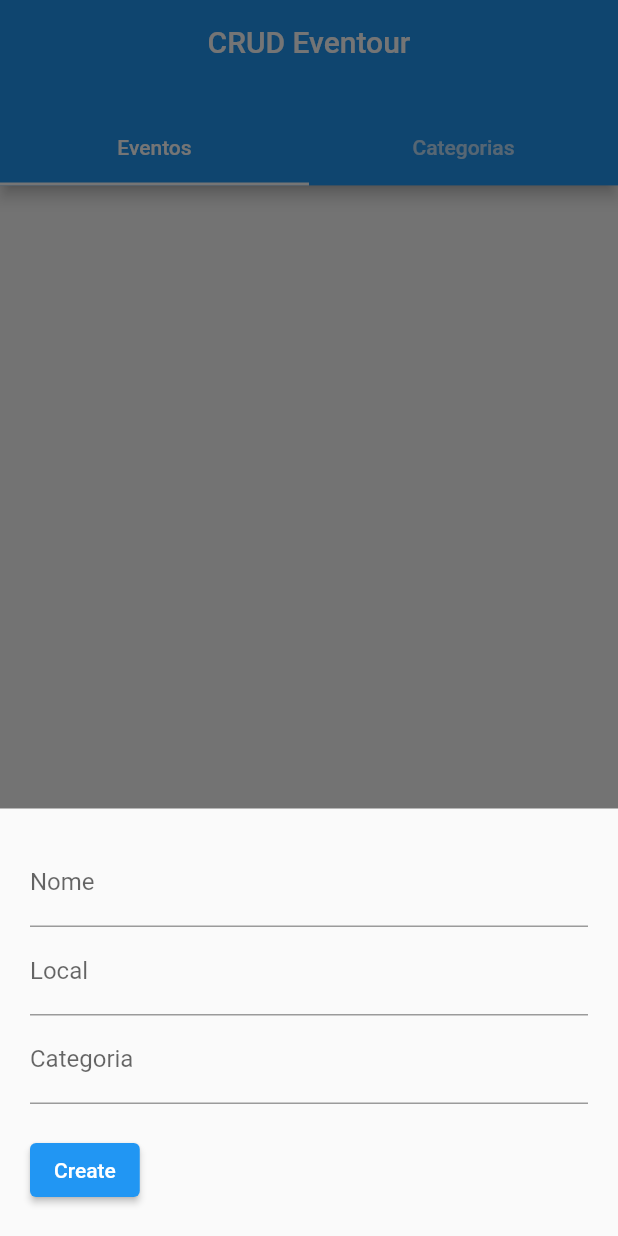
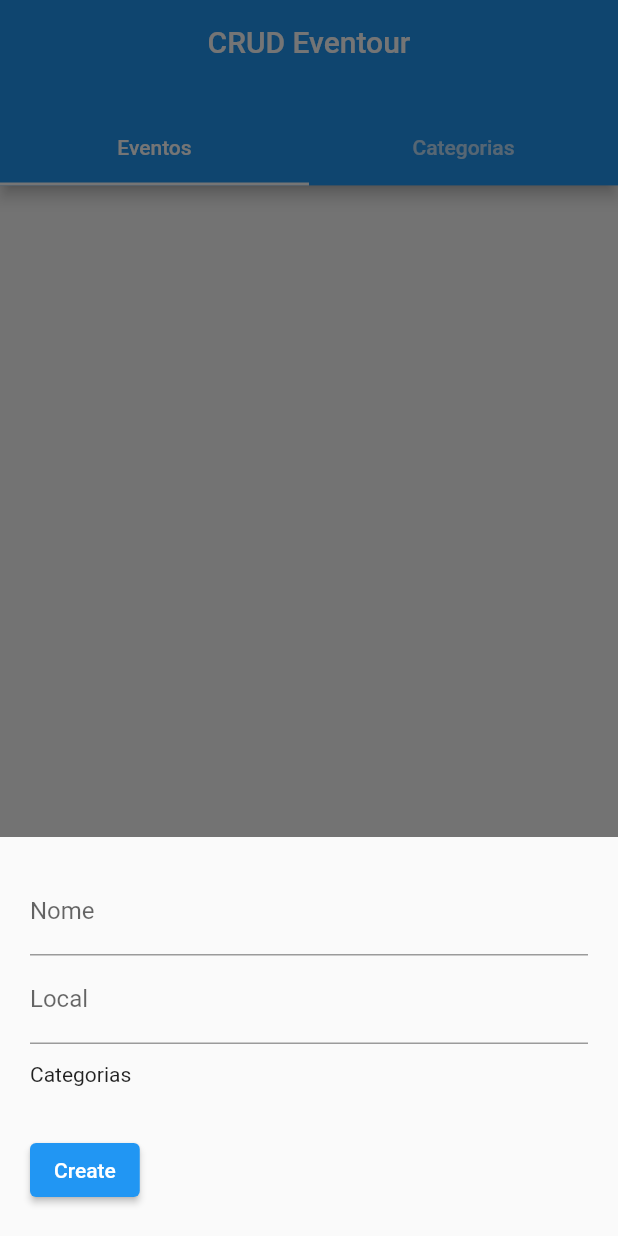
Before and after one commit to KidGbzin/Eventour, a Flutter app: the screen it shows after launch, after a tap on the "add" icon, on a phone screen of 412 x 824 dp. Run offline on Flutter 3.47's test engine with Material 2 defaults, Android fonts, the phone set to English and light mode, and no system bars; our stand-ins replace cloud_firestore, firebase_core; accounts and stored records are empty.

Commit message:
Adicionado ligação entre as entidades.
- Corrigido a ligação entre "Categorias" e "Eventos".
- Adicionado opção de adicionar múltiplas categorias.

```diff
--- a/lib/main.dart
+++ b/lib/main.dart
@@ -1,6 +1,6 @@
+import 'package:cloud_firestore/cloud_firestore.dart';
+import 'package:firebase_core/firebase_core.dart';
 import 'package:flutter/material.dart';
-import 'package:firebase_core/firebase_core.dart';
-import 'package:cloud_firestore/cloud_firestore.dart';
 
 void main() async {
   WidgetsFlutterBinding.ensureInitialized();
@@ -27,12 +27,13 @@ class HomePage extends StatefulWidget {
   HomePageState createState() => HomePageState();
 }
 
-class HomePageState extends State<HomePage> with TickerProviderStateMixin{
+class HomePageState extends State<HomePage> with TickerProviderStateMixin {
   late TabController _tabController;
   final TextEditingController eventName = TextEditingController();
   final TextEditingController eventLocal = TextEditingController();
   final TextEditingController eventCategory = TextEditingController();
   final TextEditingController categoryName = TextEditingController();
+  final List<String> cats = <String>[];
 
   final CollectionReference _events = FirebaseFirestore.instance.collection('Events');
   final CollectionReference _categories = FirebaseFirestore.instance.collection('Categories');
@@ -49,12 +50,13 @@ class HomePageState extends State<HomePage> with TickerProviderStateMixin{
       action = 'update';
       eventName.text = documentSnapshot['Name'];
       eventLocal.text = documentSnapshot['Local'];
-      eventCategory.text = documentSnapshot['Category'];
+      // eventCategory.text = documentSnapshot['Category'];
     }
     await showModalBottomSheet(
         isScrollControlled: true,
         context: context,
         builder: (BuildContext ctx) {
+          ValueNotifier<List<bool>> categoryNotifier = ValueNotifier([]);
           return Padding(
             padding: EdgeInsets.only(top: 20, left: 20, right: 20, bottom: MediaQuery.of(ctx).viewInsets.bottom + 20),
             child: Column(
@@ -69,35 +71,98 @@ class HomePageState extends State<HomePage> with TickerProviderStateMixin{
                   controller: eventLocal,
                   decoration: const InputDecoration(labelText: 'Local'),
                 ),
-              TextField(
-                controller: eventCategory,
-                decoration: const InputDecoration(labelText: 'Categoria'),
+                const Padding(
+                  padding: EdgeInsets.symmetric(vertical: 12.0),
+                  child: Text('Categorias'),
                 ),
-              const SizedBox(
-                height: 20,
+                StreamBuilder(
+                  stream: _categories.snapshots(),
+                  builder: (BuildContext context, AsyncSnapshot<dynamic> snapshot) {
+                    if (snapshot.hasData) {
+                      var length = snapshot.data.docs.length ?? 0;
+                      categoryNotifier = ValueNotifier(List.generate(length, (index) => false));
+                      return ValueListenableBuilder<List<bool>>(
+                          valueListenable: categoryNotifier,
+                          builder: (context, selectedCat, _) {
+                            if (documentSnapshot != null) {
+                              snapshot.data.docs.forEach((doc) {
+                                if (documentSnapshot['Category'].contains(doc['Name'])) {
+                                  var index =
+                                      snapshot.data.docs.indexWhere((category) => category['Name'] == doc['Name']);
+                                  categoryNotifier.value[index] = true;
+                                }
+                              });
+                            }
+                            if (documentSnapshot != null) {
+                              print(documentSnapshot['Category'].length);
+                              for (var cat in documentSnapshot['Category']) {
+                                cats.add(cat);
+                              }
+                            }
+                            return Wrap(
+                              spacing: 3,
+                              children: List.generate(
+                                snapshot.data.docs.length,
+                                (index) {
+                                  return ChoiceChip(
+                                    label: Text(
+                                      snapshot.data.docs[index]['Name'],
+                                      style: const TextStyle(fontSize: 12),
                                     ),
+                                    padding: const EdgeInsets.all(8),
+                                    selected: selectedCat[index],
+                                    selectedColor: Theme.of(context).primaryColor,
+                                    labelStyle: selectedCat[index] ? const TextStyle(color: Colors.white) : null,
+                                    onSelected: (value) {
+                                      categoryNotifier.value = List.from(categoryNotifier.value)..[index] = value;
+                                      if (value) {
+                                        cats.add(snapshot.data.docs[index]['Name']);
+                                      } else {
+                                        cats.remove(snapshot.data.docs[index]['Name']);
+                                      }
+                                    },
+                                  );
+                                },
+                              ),
+                            );
+                          });
+                    }
+
+                    return const Center(child: CircularProgressIndicator());
+                  },
+                ),
+                const SizedBox(height: 20),
                 ElevatedButton(
                   child: Text(action == 'create' ? 'Create' : 'Update'),
+                  onLongPress: () => print(cats),
                   onPressed: () async {
                     final String name = eventName.text;
                     final String local = eventLocal.text;
-                  final String category = eventCategory.text;
+                    final List category = cats;
+
                     if (action == 'create') {
-                    await _events.add({"Name": name, "Local": local, "Category": category});
+                      await _events.add({"Name": name, "Local": local, "Category": cats});
                     }
                     if (action == 'update') {
-                    await _events.doc(documentSnapshot!.id).update({"Name": name, "Local": local, "Category": category});
+                      await _events
+                          .doc(documentSnapshot!.id)
+                          .update({"Name": name, "Local": local, "Category": cats});
                     }
                     eventCategory.text = '';
                     eventName.text = '';
                     eventLocal.text = '';
                     Navigator.of(context).pop();
-                }
+                  },
                 )
               ],
             ),
           );
-      }
+        }).whenComplete(
+      () {
+        eventName.clear();
+        eventLocal.clear();
+        cats.clear();
+      },
     );
   }
 
@@ -129,20 +194,20 @@ class HomePageState extends State<HomePage> with TickerProviderStateMixin{
                   onPressed: () async {
                     final String name = categoryName.text;
                     if (action == 'create') {
-                    await _categories.add({"Name": name});
+                      await _categories.add({"Name": name}).whenComplete(() => Navigator.of(context).pop());
                     }
                     if (action == 'update') {
-                    await _categories.doc(documentSnapshot!.id).update({"Name": name});
+                      await _categories
+                          .doc(documentSnapshot!.id)
+                          .update({"Name": name}).whenComplete(() => Navigator.of(context).pop());
                     }
                     categoryName.text = '';
-                  Navigator.of(context).pop();
-                }
+                  },
                 )
               ],
             ),
           );
-      }
-    );
+        });
   }
 
   Future<void> _deleteProduct(String productId) async {
@@ -203,8 +268,10 @@ class HomePageState extends State<HomePage> with TickerProviderStateMixin{
                           width: 100,
                           child: Row(
                             children: [
-                              IconButton(icon: const Icon(Icons.edit), onPressed: () => _createOrUpdate(documentSnapshot)),
-                              IconButton(icon: const Icon(Icons.delete), onPressed: () => _deleteProduct(documentSnapshot.id)),
+                              IconButton(
+                                  icon: const Icon(Icons.edit), onPressed: () => _createOrUpdate(documentSnapshot)),
+                              IconButton(
+                                  icon: const Icon(Icons.delete), onPressed: () => _deleteProduct(documentSnapshot.id)),
                             ],
                           ),
                         ),
@@ -238,8 +305,12 @@ class HomePageState extends State<HomePage> with TickerProviderStateMixin{
                           width: 100,
                           child: Row(
                             children: [
-                              IconButton(icon: const Icon(Icons.edit), onPressed: () => _createOrUpdateCategory(documentSnapshot)),
-                              IconButton(icon: const Icon(Icons.delete), onPressed: () => _deleteCategory(documentSnapshot.id)),
+                              IconButton(
+                                  icon: const Icon(Icons.edit),
+                                  onPressed: () => _createOrUpdateCategory(documentSnapshot)),
+                              IconButton(
+                                  icon: const Icon(Icons.delete),
+                                  onPressed: () => _deleteCategory(documentSnapshot.id)),
                             ],
                           ),
                         ),
@@ -259,8 +330,7 @@ class HomePageState extends State<HomePage> with TickerProviderStateMixin{
         onPressed: () {
           if (_tabController.index == 0) {
             _createOrUpdate();
-          }
-          else {
+          } else {
             _createOrUpdateCategory();
           }
         },
```
Lines whose indentation alone changed are shown as unchanged.
